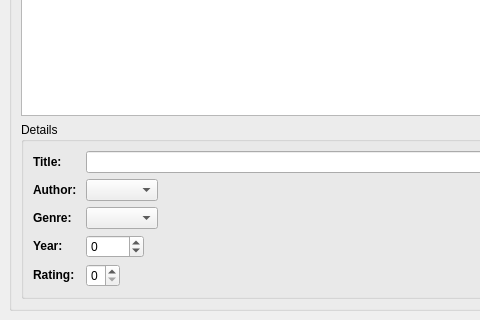
The window that bookwindow.ui (marc-caramello/MissileTracker) describes before a commit, drawn with Qt 5; both pictures show x 0 to 480 and y 100 to 420 of the 601 by 420 pixel window.
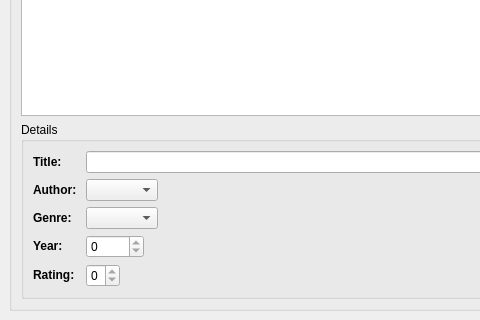
The same window after the commit.

```diff
--- a/bookwindow.ui
+++ b/bookwindow.ui
@@ -121,6 +121,9 @@
             <property name="enabled">
              <bool>true</bool>
             </property>
+            <property name="readOnly">
+             <bool>true</bool>
+            </property>
             <property name="prefix">
              <string/>
             </property>
@@ -141,6 +144,9 @@
           </item>
           <item row="4" column="1">
            <widget class="QSpinBox" name="ratingEdit">
+            <property name="readOnly">
+             <bool>true</bool>
+            </property>
             <property name="maximum">
              <number>5</number>
             </property>
```
Left out of the diff: 3 changed lines with no effect on the pictures.
